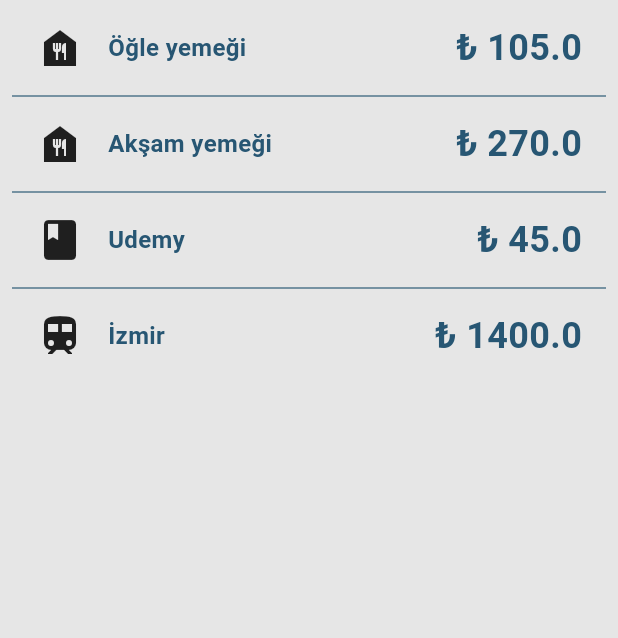
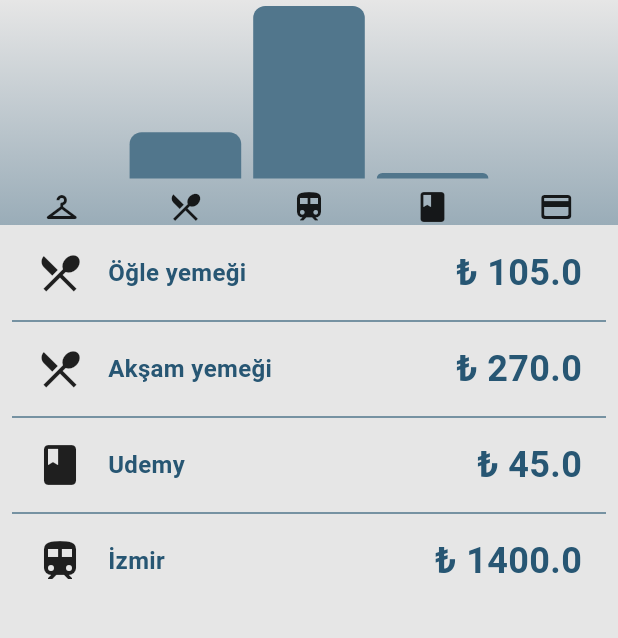
Before and after one commit to zehraCoskun/tobeto-flutter, a Flutter app: the screen it shows after launch, on a phone screen of 412 x 824 dp, the part 84-722 px from its top. Run offline on Flutter 3.47's test engine with Material 2 defaults, Android fonts, the phone set to English and light mode, and no system bars; our stand-ins replace google_fonts.

Commit message:
chart added

```diff
--- a/wallet_watch/lib/models/expense.dart
+++ b/wallet_watch/lib/models/expense.dart
@@ -8,8 +8,8 @@ enum Category { work, travel, food, dress, other }
 const categoryIcon = {
   Category.work: Icons.book,
   Category.travel: Icons.train,
-  Category.food: Icons.food_bank,
-  Category.dress: Icons.shop,
+  Category.food: Icons.restaurant_menu,
+  Category.dress: Icons.checkroom,
   Category.other: Icons.credit_card_rounded
 };
 
@@ -27,3 +27,19 @@ class Expense {
   final double price;
   final Category category;
 }
+
+class CategoryExpenses {
+  CategoryExpenses({required this.category, required this.expenses});
+
+  final Category category;
+  final List<Expense> expenses;
+
+  double get totalPrice {
+    double sum = 0.0;
+
+    for (var element in expenses) {
+      sum += element.price;
+    }
+    return sum;
+  }
+}
--- /dev/null
+++ b/wallet_watch/lib/views/chart.dart
@@ -0,0 +1,75 @@
+import 'package:flutter/material.dart';
+import 'package:wallet_watch/models/expense.dart';
+import 'package:wallet_watch/views/chart_bar.dart';
+
+class Chart extends StatelessWidget {
+  const Chart({super.key, required this.allExpense});
+  final List<Expense> allExpense;
+
+  List<CategoryExpenses> get categoryExpenses {
+    return [
+      CategoryExpenses(
+          category: Category.dress,
+          expenses: allExpense
+              .where((element) => element.category == Category.dress)
+              .toList()),
+      CategoryExpenses(
+          category: Category.food,
+          expenses: allExpense
+              .where((element) => element.category == Category.food)
+              .toList()),
+      CategoryExpenses(
+          category: Category.travel,
+          expenses: allExpense
+              .where((element) => element.category == Category.travel)
+              .toList()),
+      CategoryExpenses(
+          category: Category.work,
+          expenses: allExpense
+              .where((element) => element.category == Category.work)
+              .toList()),
+      CategoryExpenses(
+          category: Category.other,
+          expenses: allExpense
+              .where((element) => element.category == Category.other)
+              .toList())
+    ];
+  }
+
+  double get maxTotal {
+    double maxTotal = 0;
+    for (var element in categoryExpenses) {
+      if (element.totalPrice > maxTotal) maxTotal = element.totalPrice;
+    }
+    return maxTotal;
+  }
+
+  @override
+  Widget build(BuildContext context) {
+    return Container(
+      width: double.infinity,
+      decoration: BoxDecoration(
+          gradient: LinearGradient(colors: [
+        Theme.of(context).primaryColor.withOpacity(0.4),
+        Theme.of(context).primaryColor.withOpacity(0)
+      ], begin: Alignment.bottomCenter, end: Alignment.topCenter)),
+      child: Column(crossAxisAlignment: CrossAxisAlignment.end, children: [
+        Expanded(
+          child: Row(
+            crossAxisAlignment: CrossAxisAlignment.end,
+            children: categoryExpenses
+                .map((e) => ChartBar(
+                    height: e.totalPrice == 0 ? 0 : e.totalPrice / maxTotal))
+                .toList(),
+          ),
+        ),
+        const SizedBox(height: 3),
+        Row(
+            children: categoryExpenses
+                .map((expense) =>
+                    Expanded(child: Icon(categoryIcon[expense.category])))
+                .toList())
+      ]),
+    );
+  }
+}
--- /dev/null
+++ b/wallet_watch/lib/views/chart_bar.dart
@@ -0,0 +1,22 @@
+import 'package:flutter/material.dart';
+
+class ChartBar extends StatelessWidget {
+  const ChartBar({super.key, required this.height});
+  final double height;
+
+  @override
+  Widget build(BuildContext context) {
+    return Expanded(
+        child: Padding(
+            padding: const EdgeInsets.all(4),
+            child: FractionallySizedBox(
+                heightFactor: height,
+                child: DecoratedBox(
+                  decoration: BoxDecoration(
+                      shape: BoxShape.rectangle,
+                      color: Theme.of(context).dividerColor,
+                      borderRadius:
+                          const BorderRadius.vertical(top: Radius.circular(8))),
+                ))));
+  }
+}
--- a/wallet_watch/lib/views/expenses_view.dart
+++ b/wallet_watch/lib/views/expenses_view.dart
@@ -1,5 +1,6 @@
 import 'package:flutter/material.dart';
 import 'package:wallet_watch/models/expense.dart';
+import 'package:wallet_watch/views/chart.dart';
 
 class ExpensesView extends StatefulWidget {
   const ExpensesView({
@@ -23,12 +24,19 @@ class ExpensesViewState extends State<ExpensesView> {
 
   @override
   Widget build(BuildContext context) {
-    return ListView.separated(
+    return Center(
+        child: Column(
+      mainAxisAlignment: MainAxisAlignment.center,
+      children: [
+        SizedBox(height: 150, child: Chart(allExpense: widget.expenses)),
+        Expanded(
+          child: ListView.separated(
             padding: const EdgeInsets.all(8),
             itemCount: widget.expenses.length,
             itemBuilder: (context, index) {
               return Dismissible(
-            key: Key(widget.expenses[index].id), //!
+                  key: Key(widget.expenses[index]
+                      .id), //listeden silinen expensin indexinin uniq olmasını sağlar
                   child: SizedBox(
                     height: lineHeight,
                     child: Row(
@@ -37,10 +45,10 @@ class ExpensesViewState extends State<ExpensesView> {
                         Row(
                           children: [
                             Padding(
-                        padding: EdgeInsets.symmetric(horizontal: linePadding),
+                              padding:
+                                  EdgeInsets.symmetric(horizontal: linePadding),
                               child: Icon(
                                 categoryIcon[widget.expenses[index].category],
-                          // color: MyColors.mainColor,
                                 size: lineFont * 2,
                               ),
                             ),
@@ -52,7 +60,8 @@ class ExpensesViewState extends State<ExpensesView> {
                           ],
                         ),
                         Padding(
-                      padding: EdgeInsets.symmetric(horizontal: linePadding),
+                            padding:
+                                EdgeInsets.symmetric(horizontal: linePadding),
                             child: ListText(
                                 expenses: widget.expenses,
                                 index: index,
@@ -63,14 +72,12 @@ class ExpensesViewState extends State<ExpensesView> {
                   ),
                   onDismissed: (direction) {
                     setState(() {
-                // removeID = widget.expenses[index].id;
-                // print(removeID);
                       removeExpenseItem = widget.expenses.removeAt(index);
                       widget.expenses.remove(removeExpenseItem);
 
                       final snackBar = SnackBar(
-                  content:
-                      Text("${removeExpenseItem!.spend} Harcamanız silindi"),
+                        content: Text(
+                            "${removeExpenseItem!.spend} Harcamanız silindi"),
                         action: SnackBarAction(
                           label: "Geri Al",
                           onPressed: () {
@@ -86,7 +93,10 @@ class ExpensesViewState extends State<ExpensesView> {
                   });
             },
             separatorBuilder: (context, index) => const Divider(),
-    );
+          ),
+        ),
+      ],
+    ));
   }
 }
 
--- a/wallet_watch/lib/views/home_view.dart
+++ b/wallet_watch/lib/views/home_view.dart
@@ -57,8 +57,16 @@ class HomeViewState extends State<HomeView> {
     return Scaffold(
         appBar: AppBar(
           title: Text(title),
-          actions: [
-            IconButton(
+          actions: [addButton(context)],
+        ),
+        body: ExpensesView(
+          expenses: expenses,
+          onRemove: removeExpense,
+        ));
+  }
+
+  IconButton addButton(BuildContext context) {
+    return IconButton(
         onPressed: () {
           showModalBottomSheet(
             context: context,
@@ -79,7 +87,6 @@ class HomeViewState extends State<HomeView> {
                         "Yeni Bir Harcama Ekle",
                         style: TextStyle(
                           fontWeight: FontWeight.w600,
-                                  //color: MyColors.mainTextColor,
                         ),
                       ),
                     ),
@@ -90,13 +97,7 @@ class HomeViewState extends State<HomeView> {
             },
           );
         },
-                icon: const Icon(Icons.add))
-          ],
-        ),
-        body: ExpensesView(
-          expenses: expenses,
-          onRemove: removeExpense,
-        ));
+        icon: const Icon(Icons.add));
   }
 }
 
```
Lines whose indentation alone changed are shown as unchanged.
